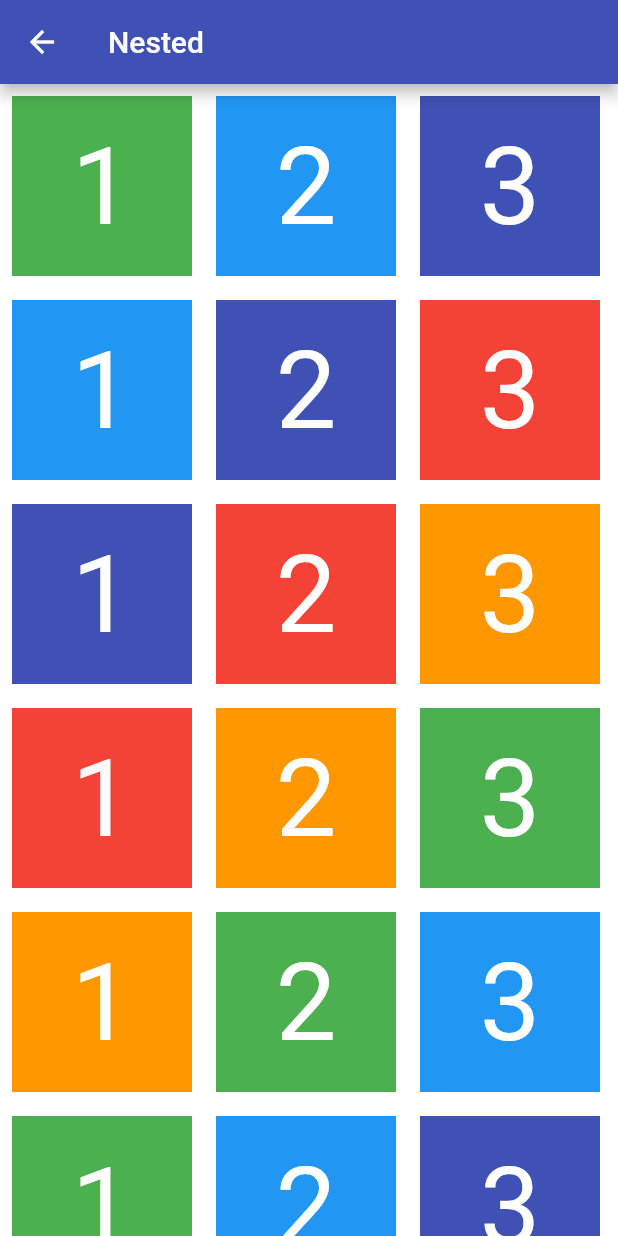
After one commit to vico-aguado/MyExamplesApp, a Flutter app: the NestedPage screen opened by its route, on a phone screen of 412 x 824 dp. The commit adds this screen. Run offline on Flutter 3.47's test engine with Material 2 defaults, Android fonts, the phone set to English and light mode, and no system bars; network calls fail.

Commit message:
- Documents Format - 8: Nested

```diff
--- a/lib/src/app.dart
+++ b/lib/src/app.dart
@@ -11,6 +11,7 @@ import 'package:my_examples_app/src/pages/pageView_page.dart';
 import 'package:my_examples_app/src/pages/listView_page.dart';
 import 'package:my_examples_app/src/pages/slivers_page.dart';
 import 'package:my_examples_app/src/pages/hero_page.dart';
+import 'package:my_examples_app/src/pages/nested_page.dart';
 //import 'package:my_examples_app/src/pages/test_page.dart';
 
 class App extends StatelessWidget {
@@ -36,6 +37,7 @@ class App extends StatelessWidget {
           '/listView': (BuildContext context) => ListViewPage(),
           '/slivers': (BuildContext context) => SliversPage(),
           '/hero': (BuildContext context) => HeroPage(),
+          '/nested': (BuildContext context) => NestedPage(),
         },
       );
   }
--- a/lib/src/data/repositories/static/examplesList.json
+++ b/lib/src/data/repositories/static/examplesList.json
@@ -91,6 +91,13 @@
                     "description": "Explore Hero view widget",
                     "route": "/hero",
                     "subRoutes": []
+                },
+                {
+                    "title": "Nested",
+                    "image": "https://www.shareicon.net/data/256x256/2015/08/05/80574_list_512x512.png",
+                    "description": "Explore Nested views",
+                    "route": "/nested",
+                    "subRoutes": []
                 }
             ]
         }
--- /dev/null
+++ b/lib/src/pages/nested_page.dart
@@ -0,0 +1,63 @@
+import 'package:flutter/material.dart';
+
+class NestedPage extends StatelessWidget {
+  Widget _buildContent() {
+    return ListView.builder(
+        itemCount: 8,
+        itemBuilder: (BuildContext content, int index) {
+          return _buildHorizontalList(parentIndex: index);
+        });
+  }
+
+  Widget _buildHorizontalList({int parentIndex}) {
+    var colors = [
+      Colors.green,
+      Colors.blue,
+      Colors.indigo,
+      Colors.red,
+      Colors.orange
+    ];
+    double height = 136.0;
+    return SizedBox(
+      height: height,
+      child: ListView.builder(
+          scrollDirection: Axis.horizontal,
+          itemCount: 5,
+          itemBuilder: (BuildContext content, int index) {
+            return _buildItem(
+              index: index + 1,
+              color: colors[(parentIndex + index) % colors.length],
+              parentSize: height,
+            );
+          }),
+    );
+  }
+
+  Widget _buildItem({int index, Color color, double parentSize}) {
+    double edgeSize = 8.0;
+    double itemSize = parentSize - edgeSize * 2.0;
+    return Container(
+      padding: EdgeInsets.all(edgeSize),
+      child: SizedBox(
+        width: itemSize,
+        height: itemSize,
+        child: Container(
+          alignment: AlignmentDirectional.center,
+          color: color,
+          child: Text(
+            '$index',
+            style: TextStyle(fontSize: 72.0, color: Colors.white),
+          ),
+        ),
+      ),
+    );
+  }
+
+  @override
+  Widget build(BuildContext context) {
+    return Scaffold(
+      appBar: AppBar(title: Text("Nested")),
+      body: Container(color: Colors.white, child: _buildContent()),
+    );
+  }
+}
```
Also changed, not shown: lib/src/pages/hero_page.dart (+14 -5 lines), lib/src/pages/slivers_page.dart (+8 -3 lines).
